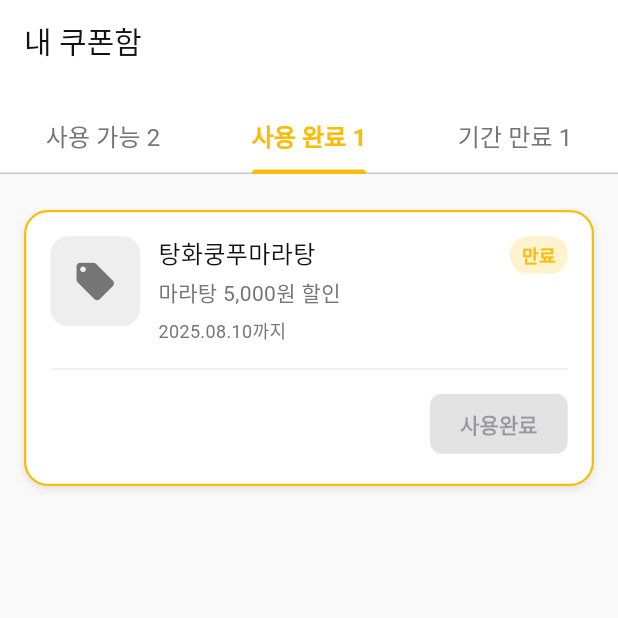
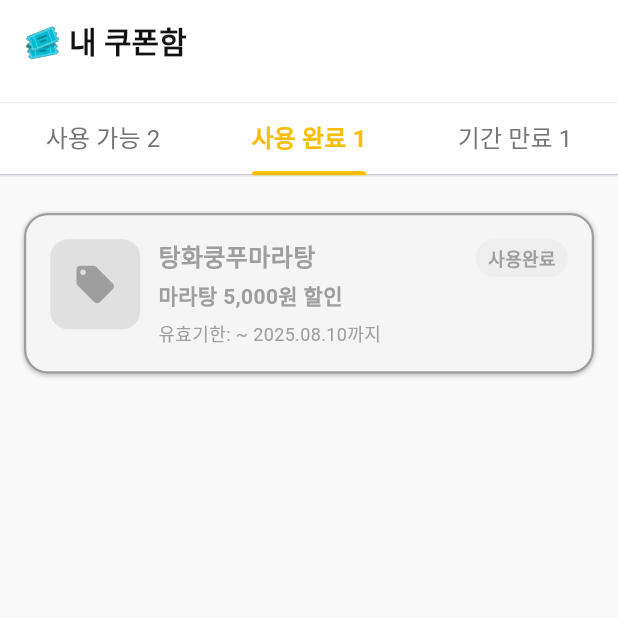
Before and after one commit to Clevon-io/koopong, a Flutter app: the MyCouponsPage screen opened directly, tab 2 chosen, on a phone screen of 412 x 824 dp, the top half of it. Run offline on Flutter 3.47's test engine with Material 3 defaults, Android fonts, the phone set to English and light mode, and no system bars; Roboto replaces fonts that are missing (Pretendard); project files that could hold a hidden picture were left out.

Commit message:
쿠폰 탭 디자인 개선
1. 제목 수정 ✅

  - '내 쿠폰함' → '🎟️ 내 쿠폰함'

  2. 가게 이름 텍스트 ✅

  - fontWeight: FontWeight.bold 적용

  3. 쿠폰 설명 텍스트 ✅

  - 굵게 처리 + 테두리 색상과 동일하게 설정
  - 일반: 노란색, 오늘 마감: 빨간색

  4. 유효기간 포맷 ✅

  - 일반: '유효기한: ~ 2025.08.17까지'
  - 오늘 마감: '유효기한: 오늘까지!'

  5. 사용하기 버튼 ✅

  - QR 아이콘 (Icons.qr_code_sharp) + '사용하기' 텍스트 조합

  6. 사용 완료/기간 만료 카드 색상 ✅

  - 회색 계열 색상 (AppColors.disabled,
  AppColors.disabledLight) 적용
  - 전체적으로 비활성화된 느낌의 UI

  7. 비활성 쿠폰 D-Day 위치 ✅

  - D-Day 대신 상태 텍스트 표시
  - "사용완료" 또는 "만료됨"

  8. 비활성 쿠폰 레이아웃 간소화 ✅

  - 구분선과 버튼 제거
  - 깔끔한 단순한 레이아웃

  🎨 새로운 색상 시스템

  - 사용 가능: 노란색(일반) / 빨간색(오늘 마감)
  - 비활성: 회색 계열로 통일

  🔄 상태별 완전 분리된 렌더링

  - 사용 가능 쿠폰: 풀 기능 카드 (구분선, 버튼 포함)
  - 사용 완료/만료 쿠폰: 간소화된 카드 (정보만 표시)

  1. 제목 텍스트 강조 ✅

  - '🎟️ 내 쿠폰함' 제목을 굵게 처리
  - FontWeight.bold 적용으로 더 강조된 헤더

  2. 탭바 아래 구분선 ✅

  - 탭바와 내용 사이에 얇은 구분선 추가
  - AppColors.divider 색상으로 자연스러운 경계선
  - PreferredSize 높이를 61로 조정하여 구분선 공간 확보

  구분선 구조 ✅

  이제 내 쿠폰 페이지의 구조가 다음과 같이 됩니다:

  1. 🎟️ 내 쿠폰함 (굵은 제목)
  2. ───────────── (제목 아래 구분선) ← 새로 추가됨
  3. 사용 가능 2 | 사용 완료 1 | 기간 만료 1 (탭바)
  4. ───────────── (탭 아래 구분선)
  5. 쿠폰 목록 내용

```diff
--- a/lib/models/coupon.dart
+++ b/lib/models/coupon.dart
@@ -42,6 +42,9 @@
   }
 
   String get formattedExpiryDate {
-    return '${expiryDate.year}.${expiryDate.month.toString().padLeft(2, '0')}.${expiryDate.day.toString().padLeft(2, '0')}까지';
+    if (isExpiringToday) {
+      return '유효기한: 오늘까지!';
+    }
+    return '유효기한: ~ ${expiryDate.year}.${expiryDate.month.toString().padLeft(2, '0')}.${expiryDate.day.toString().padLeft(2, '0')}까지';
   }
 }
--- a/lib/screens/my_coupons_page.dart
+++ b/lib/screens/my_coupons_page.dart
@@ -87,16 +87,27 @@
       backgroundColor: AppColors.background,
       appBar: AppBar(
         title: const Text(
-          '내 쿠폰함',
-          style: AppTypography.h3,
+          '🎟️ 내 쿠폰함',
+          style: TextStyle(
+            fontSize: 20,
+            fontWeight: FontWeight.bold,
+            fontFamily: 'Pretendard',
+            color: AppColors.textPrimary,
+          ),
         ),
         backgroundColor: AppColors.surface,
         elevation: 0,
         surfaceTintColor: AppColors.surface,
         automaticallyImplyLeading: false,
         bottom: PreferredSize(
-          preferredSize: const Size.fromHeight(60),
-          child: Container(
+          preferredSize: const Size.fromHeight(62),
+          child: Column(
+            children: [
+              Container(
+                height: 1,
+                color: AppColors.divider,
+              ),
+              Container(
                 color: AppColors.surface,
                 child: TabBar(
                   controller: _tabController,
@@ -120,6 +131,12 @@
                     Tab(text: '기간 만료${_getCountText(_expiredCoupons.length)}'),
                   ],
                 ),
+              ),
+              Container(
+                height: 1,
+                color: AppColors.divider,
+              ),
+            ],
           ),
         ),
       ),
--- a/lib/themes/colors.dart
+++ b/lib/themes/colors.dart
@@ -10,6 +10,10 @@
   // Urgent/Warning colors (for expiring coupons)
   static const Color urgent = Color(0xFFE74C3C);
   static const Color urgentLight = Color(0xFFFFEBEE);
+
+  // Disabled colors (for used/expired coupons)
+  static const Color disabled = Color(0xFF9E9E9E);
+  static const Color disabledLight = Color(0xFFF5F5F5);
 
   // Background colors
   static const Color background = Color(0xFFF9F9F9);
--- a/lib/widgets/coupon_card.dart
+++ b/lib/widgets/coupon_card.dart
@@ -15,9 +15,20 @@
 
   @override
   Widget build(BuildContext context) {
+    final isAvailable = coupon.status == CouponStatus.available;
+
+    if (isAvailable) {
+      return _buildAvailableCouponCard();
+    } else {
+      return _buildInactiveCouponCard();
+    }
+  }
+
+  Widget _buildAvailableCouponCard() {
     final isUrgent = coupon.isExpiringToday;
     final borderColor = isUrgent ? AppColors.urgent : AppColors.primary;
     final buttonColor = isUrgent ? AppColors.urgent : AppColors.primary;
+    final descriptionColor = isUrgent ? AppColors.urgent : AppColors.primary;
 
     return Container(
       margin: const EdgeInsets.symmetric(horizontal: 16, vertical: 8),
@@ -64,12 +75,17 @@
                     children: [
                       Text(
                         coupon.storeName,
-                        style: AppTypography.cardTitle,
+                        style: AppTypography.cardTitle.copyWith(
+                          fontWeight: FontWeight.bold,
+                        ),
                       ),
                       const SizedBox(height: 4),
                       Text(
                         coupon.description,
-                        style: AppTypography.cardSubtitle,
+                        style: AppTypography.cardSubtitle.copyWith(
+                          fontWeight: FontWeight.bold,
+                          color: descriptionColor,
+                        ),
                         maxLines: 2,
                         overflow: TextOverflow.ellipsis,
                       ),
@@ -116,22 +132,32 @@
               mainAxisAlignment: MainAxisAlignment.end,
               children: [
                 ElevatedButton(
-                  onPressed: _getButtonCallback(),
+                  onPressed: onUseTap,
                   style: ElevatedButton.styleFrom(
                     backgroundColor: buttonColor,
                     foregroundColor: Colors.white,
                     shape: RoundedRectangleBorder(
                       borderRadius: BorderRadius.circular(8),
                     ),
-                    padding: const EdgeInsets.symmetric(horizontal: 20, vertical: 8),
+                    padding: const EdgeInsets.symmetric(horizontal: 16, vertical: 8),
                     elevation: 0,
                   ),
-                  child: Text(
-                    _getButtonText(),
-                    style: const TextStyle(
-                      fontSize: 14,
-                      fontWeight: FontWeight.w600,
-                    ),
+                  child: Row(
+                    mainAxisSize: MainAxisSize.min,
+                    children: [
+                      const Icon(
+                        Icons.qr_code_sharp,
+                        size: 16,
+                      ),
+                      const SizedBox(width: 6),
+                      const Text(
+                        '사용하기',
+                        style: TextStyle(
+                          fontSize: 14,
+                          fontWeight: FontWeight.w600,
+                        ),
+                      ),
+                    ],
                   ),
                 ),
               ],
@@ -142,24 +168,97 @@
     );
   }
 
-  VoidCallback? _getButtonCallback() {
-    switch (coupon.status) {
-      case CouponStatus.available:
-        return onUseTap;
-      case CouponStatus.used:
-      case CouponStatus.expired:
-        return null;
-    }
-  }
+  Widget _buildInactiveCouponCard() {
+    final borderColor = AppColors.disabled;
+    final statusText = coupon.status == CouponStatus.used ? '사용완료' : '만료됨';
 
-  String _getButtonText() {
-    switch (coupon.status) {
-      case CouponStatus.available:
-        return '사용하기';
-      case CouponStatus.used:
-        return '사용완료';
-      case CouponStatus.expired:
-        return '만료됨';
-    }
+    return Container(
+      margin: const EdgeInsets.symmetric(horizontal: 16, vertical: 8),
+      decoration: BoxDecoration(
+        color: AppColors.disabledLight,
+        borderRadius: BorderRadius.circular(16),
+        border: Border.all(color: borderColor, width: 1.5),
+        boxShadow: [
+          BoxShadow(
+            color: AppColors.shadow.withValues(alpha: 0.3),
+            blurRadius: 2,
+            offset: const Offset(0, 1),
+          ),
+        ],
+      ),
+      child: Padding(
+        padding: const EdgeInsets.all(16),
+        child: Row(
+          crossAxisAlignment: CrossAxisAlignment.start,
+          children: [
+            // Coupon image
+            Container(
+              width: 60,
+              height: 60,
+              decoration: BoxDecoration(
+                borderRadius: BorderRadius.circular(12),
+                color: AppColors.grey300,
+              ),
+              child: Icon(
+                Icons.local_offer,
+                color: AppColors.disabled,
+                size: 30,
+              ),
+            ),
+            const SizedBox(width: 12),
+
+            // Store info and coupon details
+            Expanded(
+              child: Column(
+                crossAxisAlignment: CrossAxisAlignment.start,
+                children: [
+                  Text(
+                    coupon.storeName,
+                    style: AppTypography.cardTitle.copyWith(
+                      fontWeight: FontWeight.bold,
+                      color: AppColors.disabled,
+                    ),
+                  ),
+                  const SizedBox(height: 4),
+                  Text(
+                    coupon.description,
+                    style: AppTypography.cardSubtitle.copyWith(
+                      fontWeight: FontWeight.bold,
+                      color: AppColors.disabled,
+                    ),
+                    maxLines: 2,
+                    overflow: TextOverflow.ellipsis,
+                  ),
+                  const SizedBox(height: 6),
+                  Text(
+                    coupon.formattedExpiryDate,
+                    style: AppTypography.caption.copyWith(
+                      color: AppColors.disabled,
+                    ),
+                  ),
+                ],
+              ),
+            ),
+
+            // Status indicator
+            Container(
+              padding: const EdgeInsets.symmetric(horizontal: 8, vertical: 4),
+              decoration: BoxDecoration(
+                color: AppColors.grey200,
+                borderRadius: BorderRadius.circular(12),
+              ),
+              child: Text(
+                statusText,
+                style: TextStyle(
+                  fontSize: 12,
+                  fontWeight: FontWeight.w600,
+                  color: AppColors.disabled,
+                ),
+              ),
+            ),
+          ],
+        ),
+      ),
+    );
   }
 }
```
Lines whose indentation alone changed are shown as unchanged.
